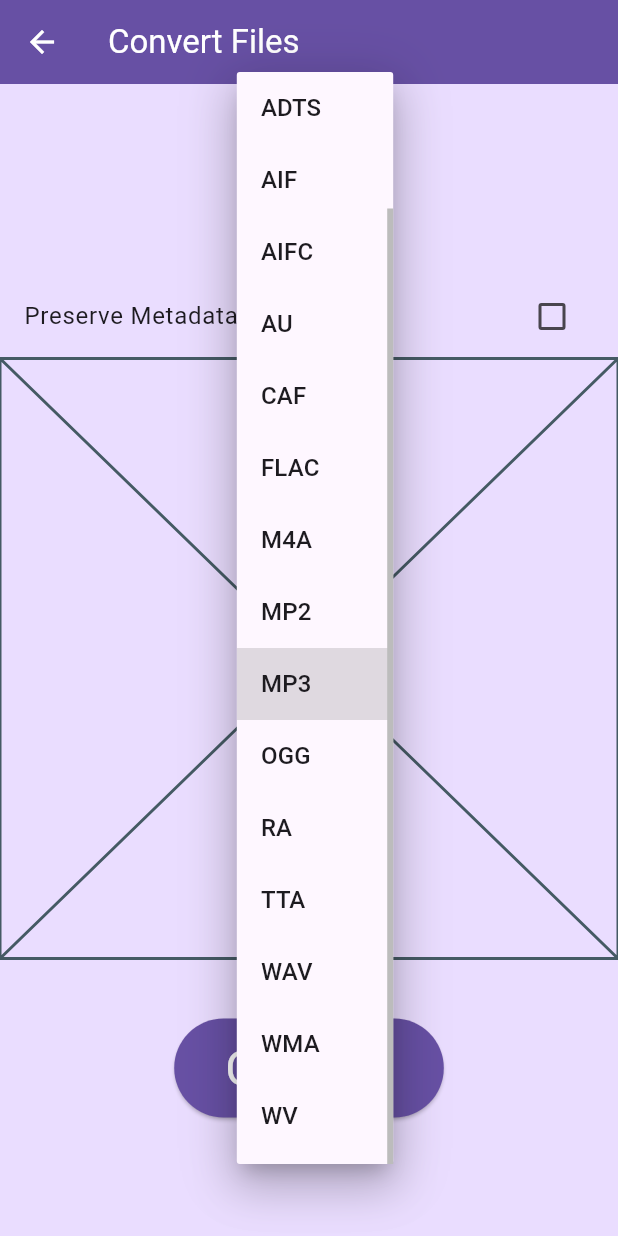
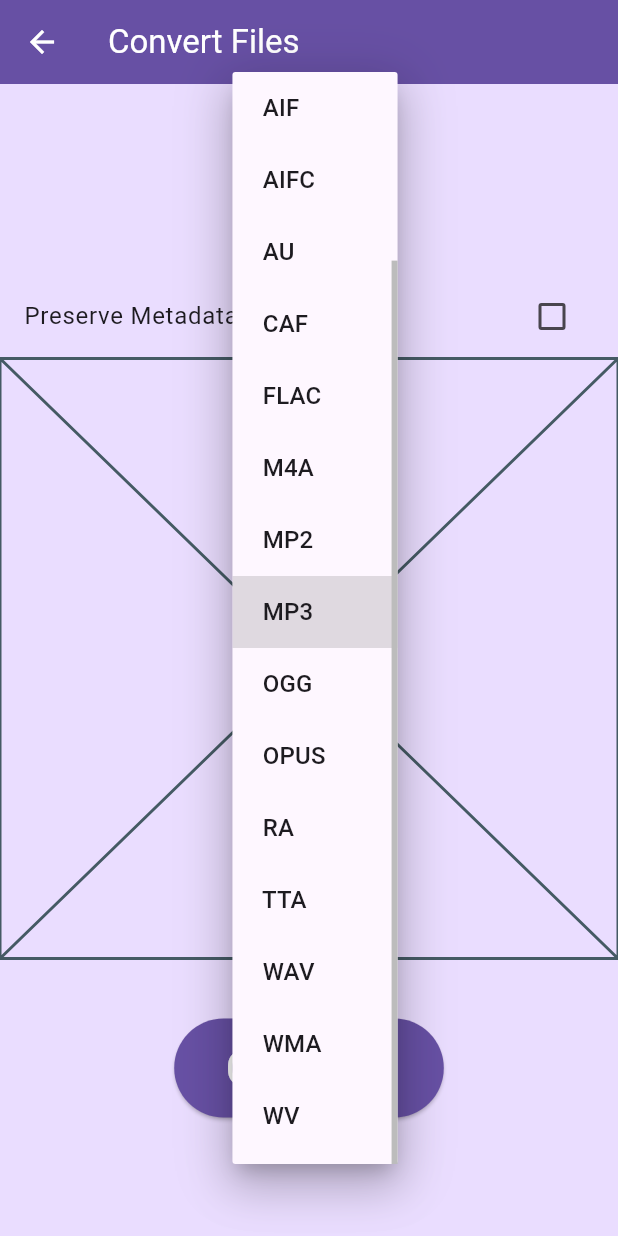
Before and after one commit to mithcs/ShravyaParivartak, a Flutter app: the ConversionPage screen opened directly with empty values, after a tap on "MP3", on a phone screen of 412 x 824 dp. Run offline on Flutter 3.47's test engine with Material 3 defaults, Android fonts, the light colour scheme and no system bars; our stand-ins replace file_picker; missing offline and left inert: ffmpeg_kit_flutter_audio.

Commit message:
ffmpeg_kit_flutter -> ffmpeg_kit_flutter_audio
and added support for OPUS
and minor tweaks

```diff
--- a/lib/conversion_page.dart
+++ b/lib/conversion_page.dart
@@ -1,8 +1,8 @@
 import 'package:flutter/material.dart';
 
 import 'package:file_picker/file_picker.dart';
-import 'package:ffmpeg_kit_flutter/ffmpeg_kit.dart';
-import 'package:ffmpeg_kit_flutter/return_code.dart';
+import 'package:ffmpeg_kit_flutter_audio/ffmpeg_kit.dart';
+import 'package:ffmpeg_kit_flutter_audio/return_code.dart';
 
 import 'finished_page.dart';
 import 'utils.dart';
@@ -139,14 +139,17 @@
 }
 
 class _FormatDropdownState extends State<FormatDropdown> {
-  final formats = ['aac', 'ac3', 'adts', 'aif', 'aifc', 'au', 'caf', 'flac', 'm4a', 'mp2', 'mp3', 'ogg', 'ra', 'tta', 'wav', 'wma', 'wv'];
+  final formats = ['aac', 'ac3', 'adts', 'aif', 'aifc', 'au', 'caf', 'flac', 'm4a', 'mp2', 'mp3', 'ogg', 'opus', 'ra', 'tta', 'wav', 'wma', 'wv'];
 
   @override
   Widget build(BuildContext context) {
     return DropdownButton(
       value: format,
       elevation: 16,
-      underline: Container(height: 2),
+      underline: Container(
+        height: 2,
+        color: Theme.of(context).colorScheme.primary
+      ),
       onChanged: (String? value) {
         setState(() {
           format = value!;
@@ -155,7 +158,7 @@
       items: formats.map((String value) {
         return DropdownMenuItem(
           value: value,
-          child: Text(value.toUpperCase()),
+          child: Text(' ' + value.toUpperCase()),
         );
       }).toList(),
     );
--- a/pubspec.yaml
+++ b/pubspec.yaml
@@ -35,7 +35,7 @@
   # Use with the CupertinoIcons class for iOS style icons.
   cupertino_icons: ^1.0.8
   file_picker: ^8.1.7
-  ffmpeg_kit_flutter: ^6.0.3
+  ffmpeg_kit_flutter_audio: ^6.0.3
 
 dev_dependencies:
   flutter_test:
```
Also changed, not shown: pubspec.lock.
